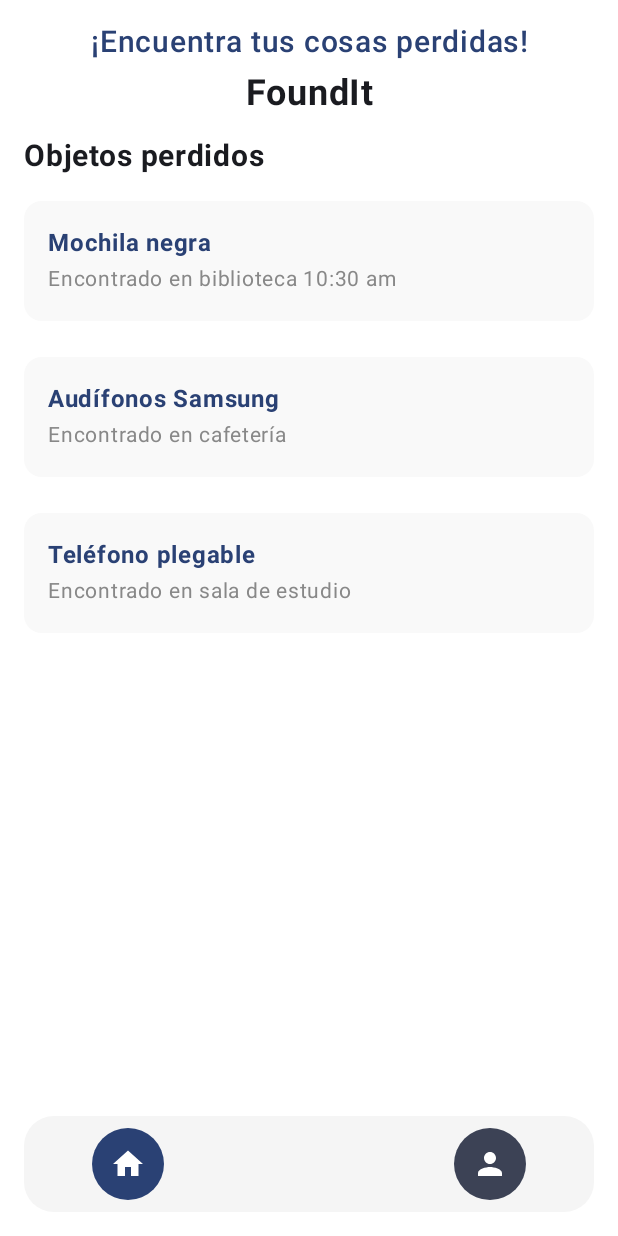
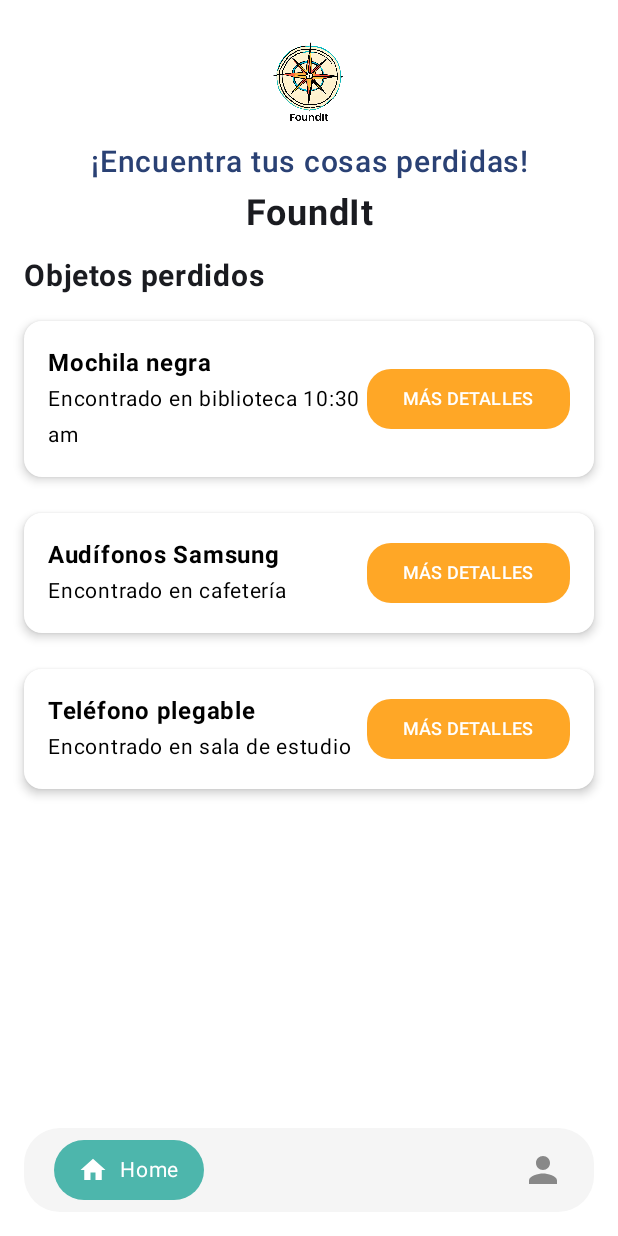
Before and after one commit to luispedrolira/FoundIt, an Android app built with Jetpack Compose: the HomeScreen screen opened through its navigation route, on a phone screen of 412 x 824 dp. Run offline under Robolectric (Android 15) with nearby library versions, the phone set to English and light mode, and no system bars.

Commit message:
mejor funcionamiento de objetos perdidos

```diff
--- a/app/src/main/java/com/luispedrolira/foundit/app/presentation/mainFlow/home/HomeScreen.kt
+++ b/app/src/main/java/com/luispedrolira/foundit/app/presentation/mainFlow/home/HomeScreen.kt
@@ -1,5 +1,6 @@
 package com.luispedrolira.foundit.app.presentation.mainFlow.home
 
+import androidx.compose.foundation.Image
 import androidx.compose.foundation.background
 import androidx.compose.foundation.clickable
 import androidx.compose.foundation.layout.*
@@ -13,12 +14,13 @@ import androidx.compose.runtime.Composable
 import androidx.compose.ui.Alignment
 import androidx.compose.ui.Modifier
 import androidx.compose.ui.graphics.Color
+import androidx.compose.ui.res.painterResource
 import androidx.compose.ui.text.font.FontWeight
+import androidx.compose.ui.text.style.TextAlign
 import androidx.compose.ui.unit.dp
 import androidx.compose.ui.unit.sp
 import androidx.compose.ui.tooling.preview.Preview
-import androidx.compose.ui.text.font.FontFamily
-import androidx.compose.ui.text.style.TextAlign
+import com.luispedrolira.foundit.R
 
 @Composable
 fun HomeScreen(
@@ -32,11 +34,20 @@ fun HomeScreen(
         verticalArrangement = Arrangement.SpaceBetween
     ) {
         Column {
+            // Logo de la app
+            Image(
+                painter = painterResource(id = R.drawable.logofoundit), // Asegúrate de usar el ID correcto
+                contentDescription = "Logo de FoundIt",
+                modifier = Modifier
+                    .size(80.dp)
+                    .align(Alignment.CenterHorizontally)
+                    .padding(bottom = 8.dp)
+            )
+
             // Título superior
             Text(
                 text = "¡Encuentra tus cosas perdidas!",
                 fontWeight = FontWeight.Medium,
-                fontFamily = FontFamily.SansSerif,
                 textAlign = TextAlign.Center,
                 color = MaterialTheme.colorScheme.primary,
                 fontSize = 20.sp,
@@ -66,7 +77,7 @@ fun HomeScreen(
             LostItemsList(onNavigateToMissingObject)
         }
 
-        // Barra de navegación inferior
+        // Nuevo diseño de navegación inferior
         BottomNavigationBar(onNavigate)
     }
 }
@@ -76,38 +87,46 @@ fun BottomNavigationBar(onNavigate: (HomeNavigation) -> Unit) {
     Row(
         modifier = Modifier
             .fillMaxWidth()
-            .background(Color(0xFFF5F5F5), RoundedCornerShape(20.dp))
-            .padding(horizontal = 45.dp, vertical = 8.dp),
+            .background(Color(0xFFF5F5F5), RoundedCornerShape(24.dp))
+            .padding(horizontal = 20.dp, vertical = 8.dp),
         horizontalArrangement = Arrangement.SpaceBetween,
         verticalAlignment = Alignment.CenterVertically
     ) {
         // Botón de Home
         Box(
             modifier = Modifier
-                .background(MaterialTheme.colorScheme.primary, CircleShape)
-                .padding(12.dp)
-                .clickable { onNavigate(HomeNavigation.Home) }
+                .background(Color(0xFF4DB6AC), RoundedCornerShape(50)) // Color actualizado
+                .padding(horizontal = 16.dp, vertical = 8.dp)
+                .clickable { onNavigate(HomeNavigation.Home) },
+            contentAlignment = Alignment.Center
         ) {
+            Row(verticalAlignment = Alignment.CenterVertically) {
                 Icon(
                     imageVector = Icons.Default.Home,
                     contentDescription = "Home",
                     tint = Color.White,
-                modifier = Modifier.size(24.dp)
+                    modifier = Modifier.size(20.dp)
+                )
+                Spacer(modifier = Modifier.width(8.dp))
+                Text(
+                    text = "Home",
+                    color = Color.White,
+                    fontSize = 14.sp
                 )
             }
+        }
 
-        // Botón de perfil
+        // Botón de Perfil
         Box(
             modifier = Modifier
-                .background(MaterialTheme.colorScheme.secondary, CircleShape)
-                .padding(12.dp)
-                .clickable { onNavigate(HomeNavigation.Profile) }
+                .clickable { onNavigate(HomeNavigation.Profile) },
+            contentAlignment = Alignment.Center
         ) {
             Icon(
                 imageVector = Icons.Default.Person,
                 contentDescription = "Perfil",
-                tint = Color.White,
-                modifier = Modifier.size(24.dp)
+                tint = Color.Gray,
+                modifier = Modifier.size(28.dp)
             )
         }
     }
@@ -147,26 +166,40 @@ fun LostItemBox(
     Card(
         modifier = Modifier
             .fillMaxWidth()
-            .clickable { onDetailsClick() }
-            .padding(vertical = 8.dp),
-        colors = CardDefaults.cardColors(containerColor = Color(0xFFF9F9F9)),
-        shape = RoundedCornerShape(12.dp)
+            .padding(vertical = 8.dp)
+            .clickable { onDetailsClick() },
+        shape = RoundedCornerShape(12.dp),
+        elevation = CardDefaults.cardElevation(4.dp),
+        colors = CardDefaults.cardColors(containerColor = Color.White)
     ) {
-        Column(
+        Row(
             modifier = Modifier
                 .padding(16.dp)
+                .fillMaxWidth(),
+            verticalAlignment = Alignment.CenterVertically
         ) {
+            Column(modifier = Modifier.weight(1f)) {
                 Text(
                     text = title,
                     fontWeight = FontWeight.Bold,
                     fontSize = 16.sp,
-                color = MaterialTheme.colorScheme.primary
+                    color = Color.Black // Letras en negro
                 )
                 Text(
                     text = location,
                     fontSize = 14.sp,
-                color = Color.Gray
+                    color = Color.Black // Letras en negro
                 )
+            }
+
+            Button(
+                onClick = onDetailsClick,
+                colors = ButtonDefaults.buttonColors(containerColor = Color(0xFFFFA726)),
+                shape = RoundedCornerShape(16.dp),
+                modifier = Modifier.align(Alignment.CenterVertically)
+            ) {
+                Text(text = "MÁS DETALLES", fontSize = 12.sp)
+            }
         }
     }
 }
```
Lines whose indentation alone changed are shown as unchanged.
